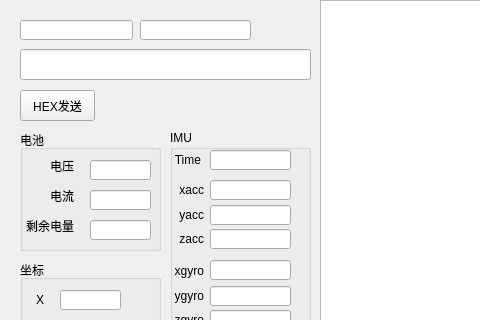
This is UAVManage/devicedebug.ui in gessd/UAVManage as Qt 5 draws it before an edit; both pictures show x 0 to 480 and y 0 to 320 of the 798 by 605 pixel window. The edited form follows.
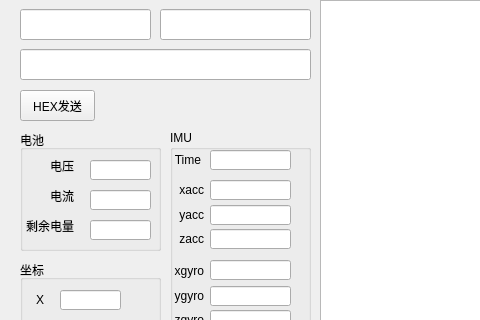
This is the edited form.

```diff
--- a/UAVManage/devicedebug.ui
+++ b/UAVManage/devicedebug.ui
@@ -26,10 +26,10 @@
   <widget class="QLineEdit" name="lineEditIp">
    <property name="geometry">
     <rect>
-     <x>140</x>
-     <y>20</y>
-     <width>111</width>
-     <height>20</height>
+     <x>160</x>
+     <y>9</y>
+     <width>151</width>
+     <height>31</height>
     </rect>
    </property>
    <property name="text">
@@ -756,9 +756,9 @@
    <property name="geometry">
     <rect>
      <x>20</x>
-     <y>20</y>
-     <width>113</width>
-     <height>20</height>
+     <y>9</y>
+     <width>131</width>
+     <height>31</height>
     </rect>
    </property>
    <property name="readOnly">
```
